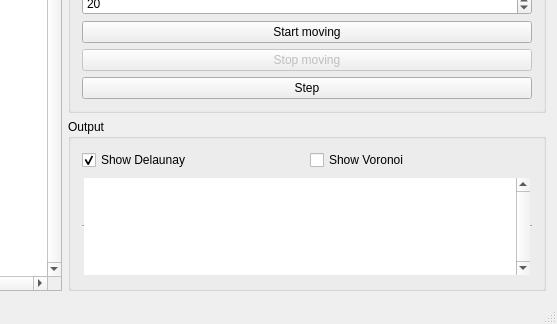
Qt form mainwindow.ui (jetSett/Delaunay-moving-points) before a commit; both pictures show x 428 to 985 and y 394 to 718 of the 985 by 718 pixel window.
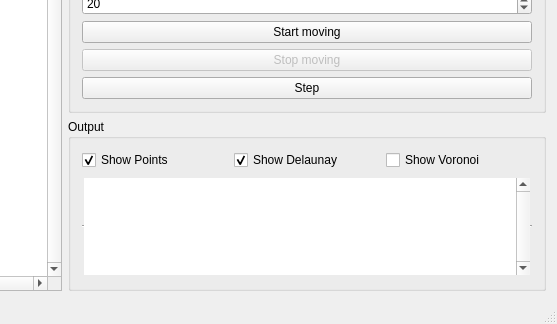
The same form after that commit.

Commit message: GUI modif + lloyd correction

Patch:
```diff
--- a/mainwindow.ui
+++ b/mainwindow.ui
@@ -255,6 +255,16 @@
           <layout class="QVBoxLayout" name="verticalLayout_4">
            <item>
             <layout class="QHBoxLayout" name="horizontalLayout_3">
+             <item>
+              <widget class="QCheckBox" name="showPointsCheckBox">
+               <property name="text">
+                <string>Show Points</string>
+               </property>
+               <property name="checked">
+                <bool>true</bool>
+               </property>
+              </widget>
+             </item>
              <item>
               <widget class="QCheckBox" name="showDelaunayCheckBox">
                <property name="text">
```
Left out of the diff: 2 changed lines with no effect on the pictures. The commit also changes 4 other files.
